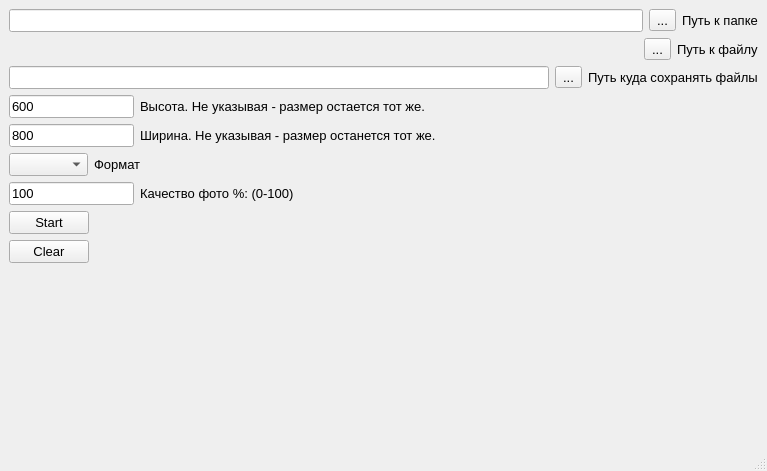
Above: ui/main.ui from grom311/GuiConverter before the change. Below: the same form after it.
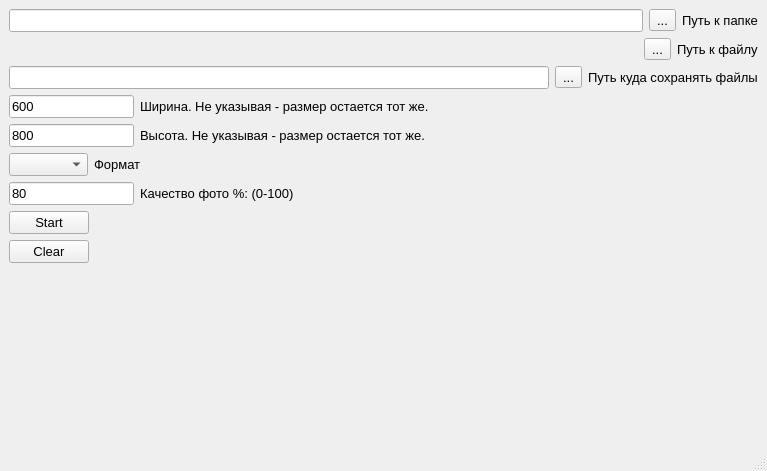
That is the form after the change.

Diff of the .ui file:
```diff
--- a/ui/main.ui
+++ b/ui/main.ui
@@ -38,7 +38,7 @@
       <item>
        <widget class="QLabel" name="label_3">
         <property name="text">
-         <string>Высота. Не указывая - размер остается тот же.</string>
+         <string>Ширина. Не указывая - размер остается тот же.</string>
         </property>
        </widget>
       </item>
@@ -56,7 +56,7 @@
       <item>
        <widget class="QLabel" name="label_4">
         <property name="text">
-         <string>Ширина. Не указывая - размер останется тот же.</string>
+         <string>Высота. Не указывая - размер остается тот же.</string>
         </property>
        </widget>
       </item>
@@ -81,7 +81,7 @@
       <item>
        <widget class="QLineEdit" name="lineEdit_5">
         <property name="text">
-         <string>100</string>
+         <string>80</string>
         </property>
        </widget>
       </item>
```
